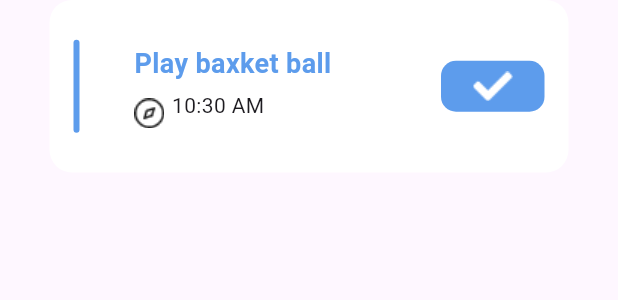
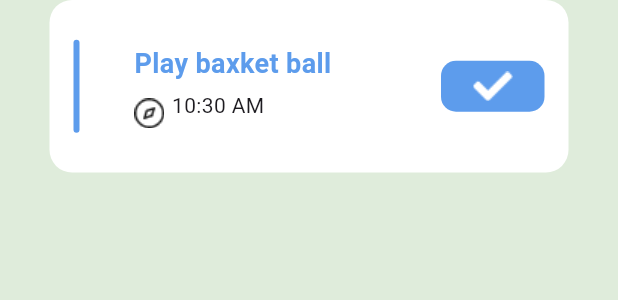
Before and after one commit to mohamedmagdi6/to-do-app, a Flutter app: the TaskBox widget shown alone on an empty page, opened directly, on a phone screen of 412 x 824 dp. Shown: the top 300 px of the screen. Run offline on Flutter 3.47's test engine with Material 3 defaults, Android fonts, the phone set to English and light mode, and no system bars; drawn by our look-alikes of flutter_slidable; our stand-ins replace calendar_timeline; Roboto replaces fonts that are missing (Poppins-Medium).

Commit message:
create theme data class

```diff
--- a/lib/constants/color_constant.dart
+++ b/lib/constants/color_constant.dart
@@ -1,5 +1,6 @@
 import 'package:flutter/material.dart';
 
 const lightBackgroundColor = Color(0xFFDFECDB);
-const lightPrimaryColor = Color(0xFF5D9CEC);
+const primaryColor = Color(0xFF5D9CEC);
 const greyColor = Color(0xFFC8C9CB);
+const darkBackgrounColor = Color(0xFF060E1E);
--- a/lib/main.dart
+++ b/lib/main.dart
@@ -2,6 +2,7 @@ import 'package:flutter/material.dart';
 import 'package:to_do_app/screens/edit_task_screen.dart';
 import 'package:to_do_app/screens/home_screen.dart';
 import 'package:to_do_app/screens/splash_screen.dart';
+import 'package:to_do_app/theme_data.dart';
 
 void main() {
   runApp(const MyApp());
@@ -13,6 +14,9 @@ class MyApp extends StatelessWidget {
   @override
   Widget build(BuildContext context) {
     return MaterialApp(
+      themeMode: ThemeMode.light,
+      theme: MyThemData.lightTheme,
+      darkTheme: MyThemData.darkTheme,
       debugShowCheckedModeBanner: false,
       initialRoute: SplashScreen.routeName,
       routes: {
--- a/lib/screens/edit_task_screen.dart
+++ b/lib/screens/edit_task_screen.dart
@@ -21,14 +21,14 @@ class EditTaskScreen extends StatelessWidget {
               fontSize: 22,
               color: Colors.white),
         ),
-        backgroundColor: lightPrimaryColor,
+        backgroundColor: primaryColor,
         toolbarHeight: 100,
       ),
       body: Stack(
         children: [
           Container(
             height: 85,
-            color: lightPrimaryColor,
+            color: primaryColor,
           ),
           Padding(
               padding: const EdgeInsets.only(left: 33, right: 33, top: 30),
@@ -86,7 +86,7 @@ class EditTaskScreen extends StatelessWidget {
                       Spacer(),
                       customButton(
                         buttonName: 'Save Cahnges',
-                        color: lightPrimaryColor,
+                        color: primaryColor,
                         onPressed: () {},
                       ),
                       Spacer(),
--- /dev/null
+++ b/lib/theme_data.dart
@@ -0,0 +1,48 @@
+import 'package:flutter/material.dart';
+import 'package:to_do_app/constants/color_constant.dart';
+
+class MyThemData {
+  static ThemeData lightTheme = ThemeData(
+    appBarTheme: const AppBarTheme(
+        backgroundColor: primaryColor,
+        toolbarHeight: 100,
+        titleTextStyle: TextStyle(
+            fontFamily: 'Poppins-Medium',
+            fontWeight: FontWeight.w700,
+            fontSize: 22,
+            color: Colors.white)),
+    scaffoldBackgroundColor: lightBackgroundColor,
+    fontFamily: 'Poppins-Medium',
+    bottomNavigationBarTheme: const BottomNavigationBarThemeData(
+      type: BottomNavigationBarType.fixed,
+      showSelectedLabels: false,
+      showUnselectedLabels: false,
+      selectedItemColor: primaryColor,
+      unselectedItemColor: greyColor,
+      backgroundColor: Colors.transparent,
+      elevation: 0,
+    ),
+  );
+
+  // light mode.
+  static ThemeData darkTheme = ThemeData(
+    appBarTheme: const AppBarTheme(
+        backgroundColor: primaryColor,
+        titleTextStyle: TextStyle(
+            fontFamily: 'Poppins-Medium',
+            fontWeight: FontWeight.w700,
+            fontSize: 22,
+            color: Colors.white)),
+    scaffoldBackgroundColor: darkBackgrounColor,
+    fontFamily: 'Poppins-Medium',
+    bottomNavigationBarTheme: const BottomNavigationBarThemeData(
+      type: BottomNavigationBarType.fixed,
+      showSelectedLabels: false,
+      showUnselectedLabels: false,
+      selectedItemColor: primaryColor,
+      unselectedItemColor: greyColor,
+      backgroundColor: Colors.transparent,
+      elevation: 0,
+    ),
+  );
+}
--- a/lib/widgets/task_box.dart
+++ b/lib/widgets/task_box.dart
@@ -56,7 +56,7 @@ class TaskBox extends StatelessWidget {
                   height: 62,
                   width: 4,
                   decoration: BoxDecoration(
-                    color: lightPrimaryColor,
+                    color: primaryColor,
                     borderRadius: BorderRadius.circular(10),
                   ),
                 ),
@@ -68,7 +68,7 @@ class TaskBox extends StatelessWidget {
                     Text(
                       'Play baxket ball',
                       style: TextStyle(
-                        color: lightPrimaryColor,
+                        color: primaryColor,
                         fontFamily: 'Poppins-Medium',
                         fontWeight: FontWeight.w700,
                         fontSize: 18,
@@ -105,7 +105,7 @@ class TaskBox extends StatelessWidget {
                   ),
                   decoration: BoxDecoration(
                     borderRadius: BorderRadius.circular(10),
-                    color: lightPrimaryColor,
+                    color: primaryColor,
                   ),
                 )
               ],
```
Also changed, not shown: lib/screens/home_screen.dart (+7 -7 lines), lib/taps/setting_tap.dart (+8 -8 lines), lib/taps/tasks_tap.dart (+2 -10 lines).
